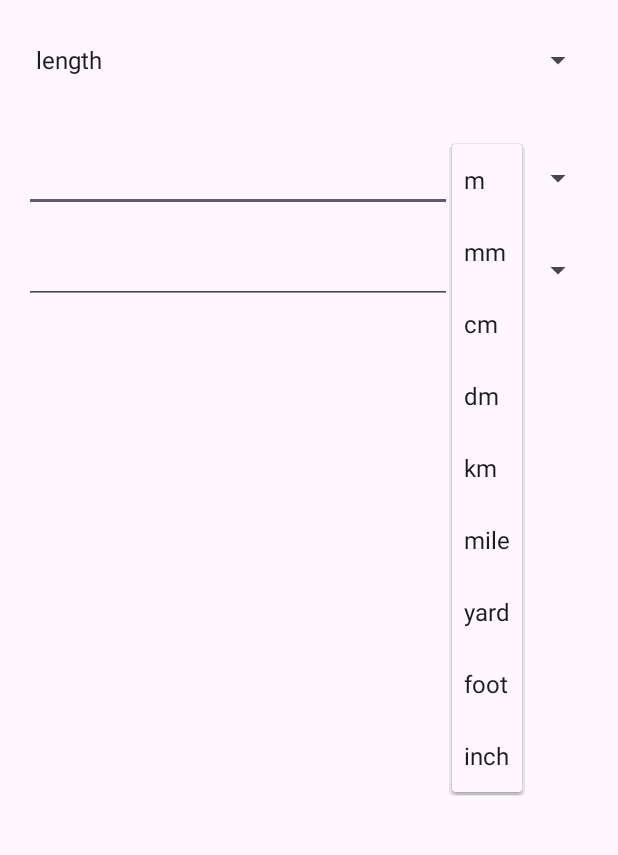
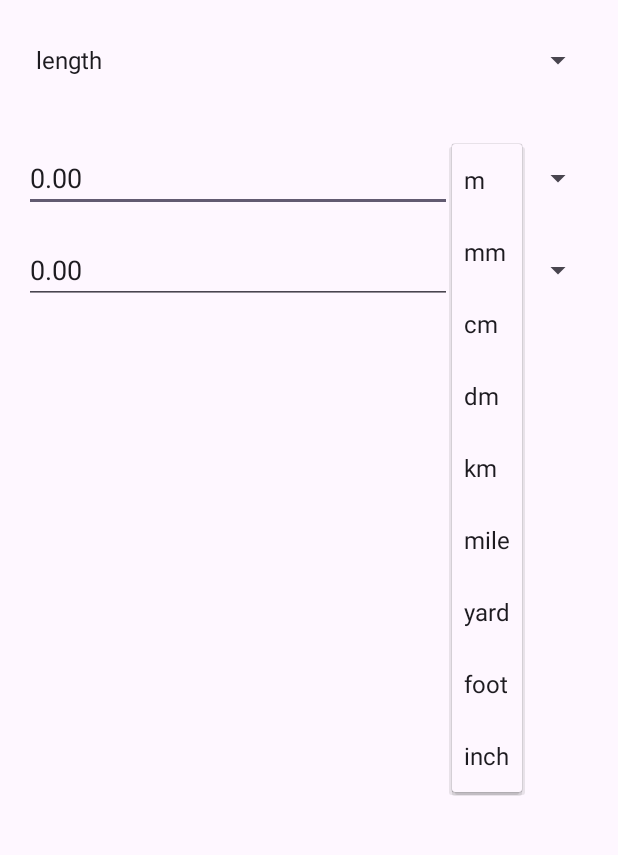
Before and after one commit to tyumentsev4/unit-converter, an Android app: the screen it shows after launch (MainActivity), after a tap on an icon or button, on a phone screen of 412 x 824 dp, the part 73-928 px from its top. Run offline under Robolectric (Android 15) with nearby library versions, the phone set to English and light mode, and no system bars; our stand-ins replace data binding.

Commit message:
WP: 2nd Converter

```diff
--- a/app/src/main/java/ru/ac/uniyar/tyumentsev/unitconverter/ui/converter/ConverterFragment.kt
+++ b/app/src/main/java/ru/ac/uniyar/tyumentsev/unitconverter/ui/converter/ConverterFragment.kt
@@ -4,16 +4,13 @@ import androidx.lifecycle.ViewModelProvider
 import android.os.Bundle
 import android.text.Editable
 import android.text.TextWatcher
-import android.util.Log
 import androidx.fragment.app.Fragment
 import android.view.LayoutInflater
 import android.view.View
 import android.view.ViewGroup
 import android.widget.AdapterView
 import android.widget.ArrayAdapter
-import androidx.core.widget.doOnTextChanged
 import androidx.databinding.DataBindingUtil
-import androidx.lifecycle.Observer
 import ru.ac.uniyar.tyumentsev.unitconverter.R
 import ru.ac.uniyar.tyumentsev.unitconverter.databinding.ConverterFragmentBinding
 
@@ -83,13 +80,13 @@ class ConverterFragment : Fragment() {
 
         viewModel.firstNumber.observe(viewLifecycleOwner) {
             binding.firstNumber.removeTextChangedListener(firstNumberWatcher)
-            binding.firstNumber.setText(it.toString())
+            binding.firstNumber.setText(String.format("%.2f", it))
             binding.firstNumber.addTextChangedListener(firstNumberWatcher)
         }
 
         viewModel.secondNumber.observe(viewLifecycleOwner) {
             binding.secondNumber.removeTextChangedListener(secondNumberWatcher)
-            binding.secondNumber.setText(it.toString())
+            binding.secondNumber.setText(String.format("%.2f", it))
             binding.secondNumber.addTextChangedListener(secondNumberWatcher)
         }
 
@@ -106,7 +103,6 @@ class ConverterFragment : Fragment() {
 
         override fun onTextChanged(s: CharSequence?, start: Int, before: Int, count: Int) {
             val newValue = s?.toString()?.toDoubleOrNull() ?: 0.0
-            Log.i("ConverterFragment", "first new value ${newValue}")
             viewModel.calculateSecondNumber(newValue)
         }
     }
@@ -118,7 +114,6 @@ class ConverterFragment : Fragment() {
 
         override fun onTextChanged(s: CharSequence?, start: Int, before: Int, count: Int) {
             val newValue = s?.toString()?.toDoubleOrNull() ?: 0.0
-            Log.i("ConverterFragment", "second new value ${newValue}}")
             viewModel.calculateFirstNumber(newValue)
         }
     }
--- a/app/src/main/java/ru/ac/uniyar/tyumentsev/unitconverter/ui/converter/ConverterViewModel.kt
+++ b/app/src/main/java/ru/ac/uniyar/tyumentsev/unitconverter/ui/converter/ConverterViewModel.kt
@@ -9,6 +9,7 @@ import ru.ac.uniyar.tyumentsev.unitconverter.models.Unit
 class ConverterViewModel : ViewModel() {
     fun changeConverter(position: Int) {
         _converter.value = converters[position]
+        resetValues()
     }
 
     fun getUnitNames(): List<String> {
@@ -76,6 +77,7 @@ class ConverterViewModel : ViewModel() {
 
     fun setFirstNumberUnit(position: Int) {
         _firstNumberUnit.value = _converter.value!!.units[position]
+        _secondNumber.value = _firstNumber.value!! * _firstNumberUnit.value!!.value / _secondNumberUnit.value!!.value
     }
 
     private val _secondNumber = MutableLiveData<Double>()
@@ -93,5 +95,18 @@ class ConverterViewModel : ViewModel() {
 
     fun setSecondNumberUnit(position: Int) {
         _secondNumberUnit.value = _converter.value!!.units[position]
+        _firstNumber.value = _secondNumber.value!! * _secondNumberUnit.value!!.value / _firstNumberUnit.value!!.value
+    }
+
+    init {
+        _converter.value = converters[0]
+        resetValues()
+    }
+
+    private fun resetValues() {
+        _firstNumber.value = 0.0
+        _secondNumber.value = 0.0
+        _firstNumberUnit.value = _converter.value!!.units[0]
+        _secondNumberUnit.value = _converter.value!!.units[1]
     }
 }
```
